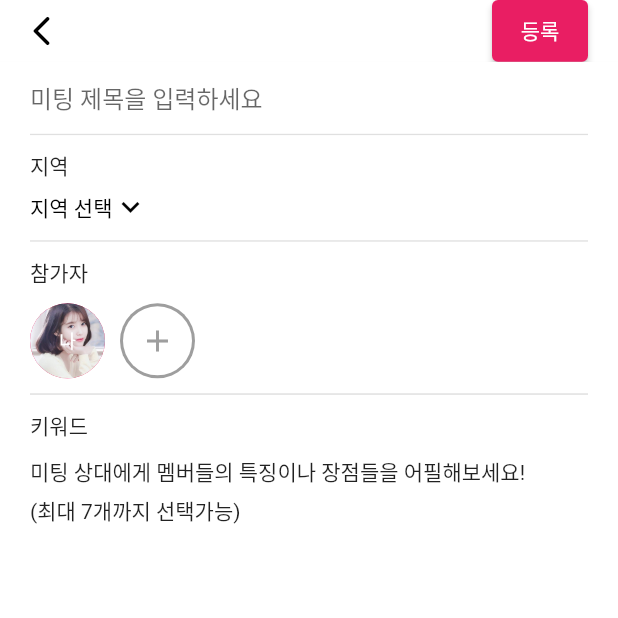
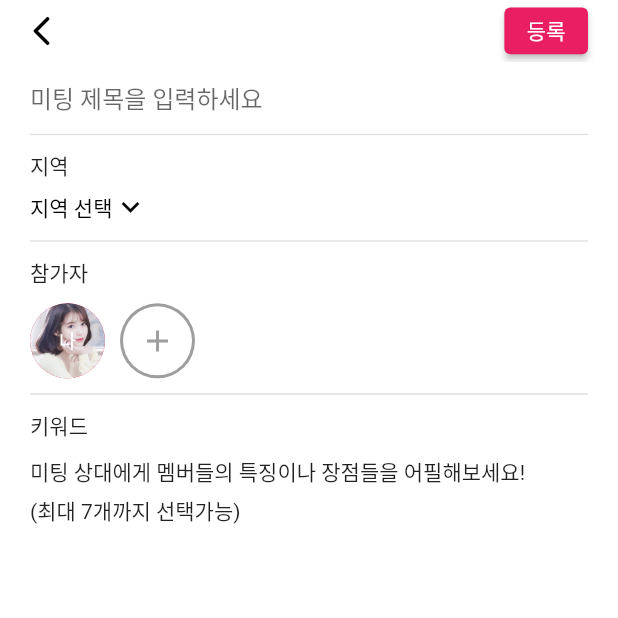
Before and after one commit to SeungtaeRyu/campusMeet_test, a Flutter app: the screen it shows after launch, after a tap on the "add" icon, on a phone screen of 412 x 824 dp, the top half of it. Run offline on Flutter 3.47's test engine with Material 2 defaults, Android fonts, the phone set to English and light mode, and no system bars; our stand-ins replace image_picker.

```diff
--- a/campus_meet_test/lib/screens/writing_screen.dart
+++ b/campus_meet_test/lib/screens/writing_screen.dart
@@ -193,10 +193,17 @@ class _WritingScreenState extends State<WritingScreen> {
 
           // actions 버튼 패딩 어쩔꺼?
           actions: [
-            ElevatedButton(
-              onPressed: () {},
-              child: Text("등록"),
-              style: ElevatedButton.styleFrom(primary: Colors.pink),
+            Container(
+              padding: EdgeInsets.fromLTRB(0, 5, 0, 5),
+              child: ElevatedButton(
+                onPressed: () {},
+                child: Text("등록"),
+                style: ElevatedButton.styleFrom(
+                  primary: Colors.pink,
+                  padding: EdgeInsets.fromLTRB(15, 0, 15, 0),
+                  minimumSize: Size.zero,
+                ),
+              ),
             ),
             Padding(padding: EdgeInsets.only(right: 20))
           ],
```
